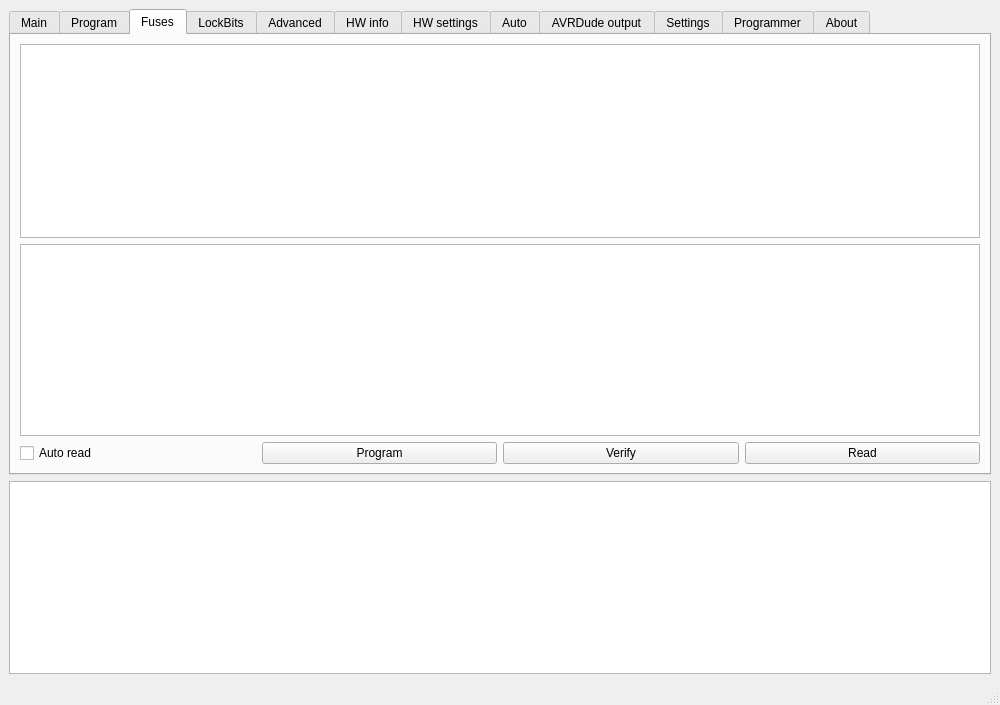
martonmiklos/avrdude-qt-gui, file mainwindow.ui: the form before one commit.
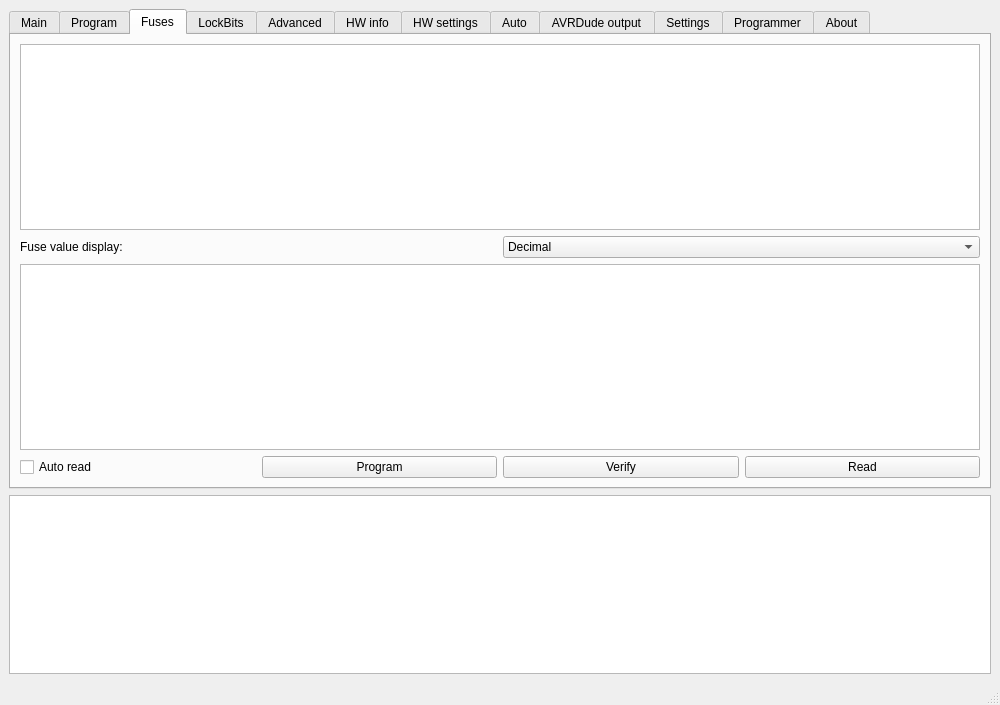
The form after the commit. The open tabs and pages were chosen to show the change. Icons and pictures are not drawn. Custom widgets are drawn as their Qt base class.

Commit message: fuse dialog polishing

The edit to the form file:
```diff
--- a/mainwindow.ui
+++ b/mainwindow.ui
@@ -314,8 +314,8 @@
        <attribute name="title">
         <string>Fuses</string>
        </attribute>
-       <layout class="QVBoxLayout" name="verticalLayout_7">
-        <item>
+       <layout class="QGridLayout" name="gridLayout_11">
+        <item row="0" column="0" colspan="2">
          <widget class="QTableView" name="tableViewFuses">
           <property name="sizePolicy">
            <sizepolicy hsizetype="Expanding" vsizetype="Expanding">
@@ -331,7 +331,7 @@
           </attribute>
          </widget>
         </item>
-        <item>
+        <item row="3" column="0" colspan="2">
          <widget class="QTableView" name="tableViewFuseSum">
           <property name="sizePolicy">
            <sizepolicy hsizetype="Preferred" vsizetype="Preferred">
@@ -339,21 +339,24 @@
             <verstretch>0</verstretch>
            </sizepolicy>
           </property>
+          <attribute name="horizontalHeaderStretchLastSection">
+           <bool>true</bool>
+          </attribute>
          </widget>
         </item>
-        <item>
-         <layout class="QGridLayout" name="gridLayout_8">
+        <item row="4" column="0" colspan="2">
+         <layout class="QHBoxLayout" name="horizontalLayout_4">
           <property name="bottomMargin">
            <number>0</number>
           </property>
-          <item row="0" column="0">
+          <item>
            <widget class="QCheckBox" name="checkBox">
             <property name="text">
              <string>Auto read</string>
             </property>
            </widget>
           </item>
-          <item row="0" column="1">
+          <item>
            <widget class="QPushButton" name="pushButtonProgramFuses">
             <property name="text">
              <string>Program</string>
@@ -364,14 +367,14 @@
             </property>
            </widget>
           </item>
-          <item row="0" column="2">
+          <item>
            <widget class="QPushButton" name="pushButtonVerifyFuses">
             <property name="text">
              <string>Verify</string>
             </property>
            </widget>
           </item>
-          <item row="0" column="3">
+          <item>
            <widget class="QPushButton" name="pushButtonReadFuses">
             <property name="text">
              <string>Read</string>
@@ -384,6 +387,37 @@
           </item>
          </layout>
         </item>
+        <item row="2" column="0">
+         <widget class="QLabel" name="labelFuseBiDisplaymode">
+          <property name="text">
+           <string>Fuse value display:</string>
+          </property>
+         </widget>
+        </item>
+        <item row="2" column="1">
+         <widget class="QComboBox" name="comboBoxFuseDisplaymode">
+          <item>
+           <property name="text">
+            <string>Decimal</string>
+           </property>
+          </item>
+          <item>
+           <property name="text">
+            <string>Hexadecimal</string>
+           </property>
+          </item>
+          <item>
+           <property name="text">
+            <string>Binary</string>
+           </property>
+          </item>
+          <item>
+           <property name="text">
+            <string>Binary detailed</string>
+           </property>
+          </item>
+         </widget>
+        </item>
        </layout>
       </widget>
       <widget class="QWidget" name="tabLockBits">
```
Left out of the diff: 3 changed lines with no effect on the pictures. The commit also changes 8 other files.
